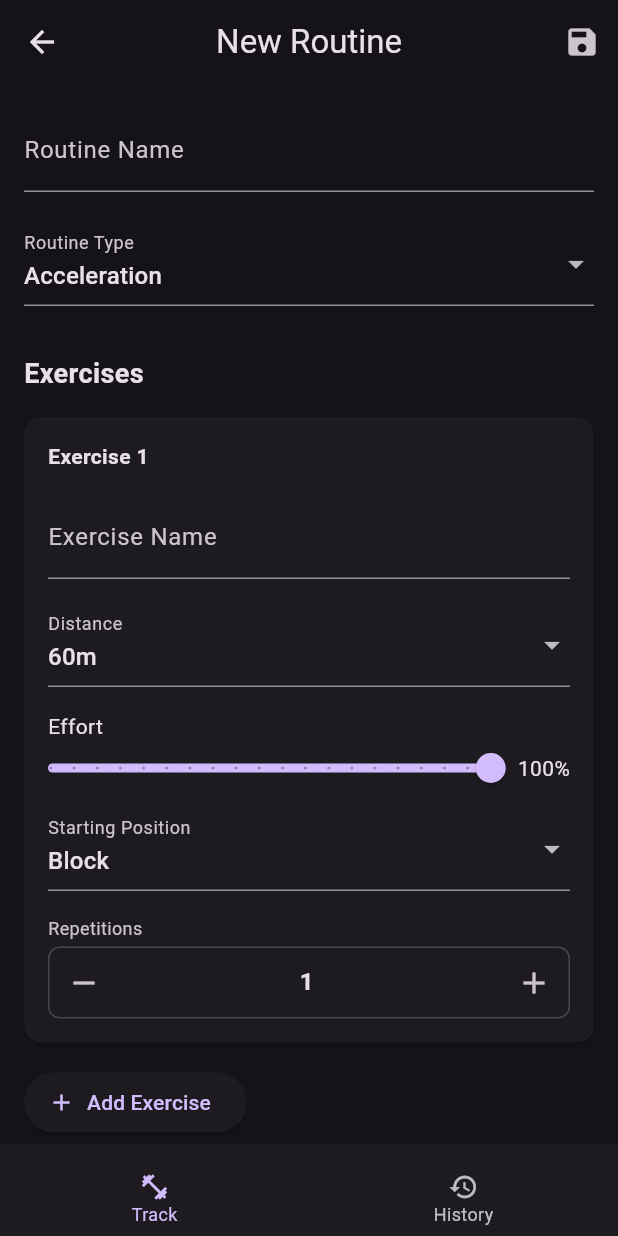
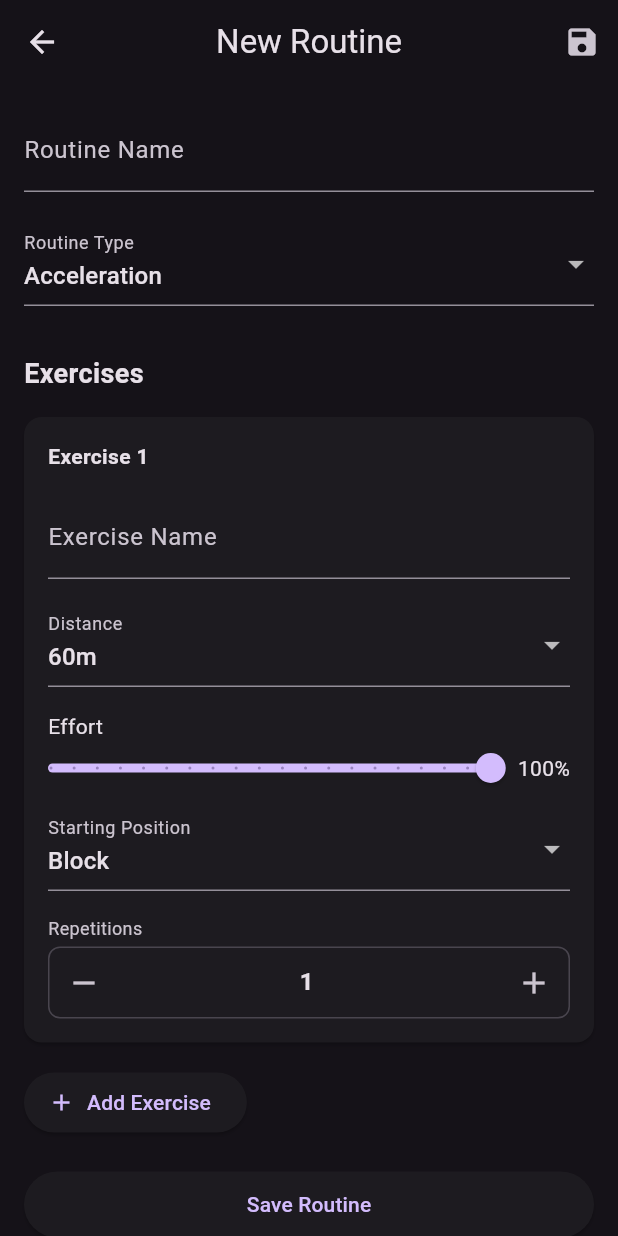
Before and after one commit to shareefhadid/traak, a Flutter app: the screen it shows after launch, after a tap on "Add routine", on a phone screen of 412 x 824 dp. Run offline on Flutter 3.47's test engine with Material 3 defaults, Android fonts, the phone set to English and light mode, and no system bars; our stand-ins replace go_router, isar; accounts and stored records are empty; generated files the repository leaves out were written again.

Commit message:
use named routing and navigator keys

```diff
--- a/analysis_options.yaml
+++ b/analysis_options.yaml
@@ -13,7 +13,7 @@
     prefer_const_constructors: true
     prefer_const_declarations: true
     prefer_single_quotes: true
-    require_trailing_commas: true
+
     curly_braces_in_flow_control_structures: true
     sort_child_properties_last: true
     sort_pub_dependencies: true
--- a/lib/features/track/components/track_screen_empty_state.dart
+++ b/lib/features/track/components/track_screen_empty_state.dart
@@ -25,7 +25,7 @@
             ),
             const SizedBox(height: Spacing.md),
             ElevatedButton(
-              onPressed: () => context.push('/new-routine'),
+              onPressed: () => context.goNamed('new-routine'),
               child: const Text('Add routine'),
             ),
           ],
--- a/lib/features/track/shell_scaffold.dart
+++ b/lib/features/track/shell_scaffold.dart
@@ -26,10 +26,10 @@
         onTap: (index) {
           switch (index) {
             case 0:
-              context.go('/');
+              context.goNamed('track');
               break;
             case 1:
-              context.go('/history');
+              context.goNamed('history');
               break;
           }
         },
--- a/lib/features/track/track_screen.dart
+++ b/lib/features/track/track_screen.dart
@@ -59,15 +59,10 @@
         return Scaffold(
           appBar: const CustomAppBar(title: 'Track'),
           floatingActionButton: FloatingActionButton(
-            onPressed: () => context.push('/new-routine'),
+            onPressed: () => context.goNamed('new-routine'),
             child: const Icon(Icons.add),
           ),
-          body: RefreshIndicator(
-            onRefresh: () async {
-              // Manual refresh still available via pull-to-refresh
-              await _routineRepository.getAllRoutines();
-            },
-            child: ListView.builder(
+          body: ListView.builder(
             padding: const EdgeInsets.all(Spacing.body),
             itemCount: routines.length,
             itemBuilder: (context, index) {
@@ -85,7 +80,10 @@
                         icon: const Icon(Icons.more_horiz),
                         onSelected: (value) {
                           if (value == 'edit') {
-                              context.push('/edit-routine/${routine.id}');
+                            context.goNamed(
+                              'edit-routine',
+                              pathParameters: {'id': routine.id.toString()},
+                            );
                           } else if (value == 'delete') {
                             _deleteRoutine(routine.id);
                           }
@@ -127,7 +125,12 @@
                             child: ElevatedButton.icon(
                               onPressed:
                                   () => {
-                                      context.push('/workout/${routine.id}'),
+                                    context.goNamed(
+                                      'workout',
+                                      pathParameters: {
+                                        'id': routine.id.toString(),
+                                      },
+                                    ),
                                   },
                               icon: const Icon(Icons.play_arrow),
                               label: const Text('Start Workout'),
@@ -135,9 +138,7 @@
                                 backgroundColor:
                                     ColorScheme.of(context).primaryContainer,
                                 foregroundColor:
-                                      ColorScheme.of(
-                                        context,
-                                      ).onPrimaryContainer,
+                                    ColorScheme.of(context).onPrimaryContainer,
                               ),
                             ),
                           ),
@@ -148,7 +149,6 @@
                 ),
               );
             },
-            ),
           ),
         );
       },
--- a/lib/router.dart
+++ b/lib/router.dart
@@ -5,11 +5,17 @@
 import 'package:traak/features/track/workout_screen.dart';
 import 'package:traak/features/track/workout_history_screen.dart';
 import 'package:traak/features/track/shell_scaffold.dart';
+import 'package:flutter/material.dart';
+
+final _rootNavigatorKey = GlobalKey<NavigatorState>();
+final _shellNavigatorKey = GlobalKey<NavigatorState>();
 
 final router = GoRouter(
   initialLocation: '/',
+  navigatorKey: _rootNavigatorKey,
   routes: [
     ShellRoute(
+      navigatorKey: _shellNavigatorKey,
       builder: (context, state, child) {
         int currentIndex = 0;
         if (state.matchedLocation.startsWith('/history')) {
@@ -21,16 +27,21 @@
       routes: [
         GoRoute(
           path: '/',
+          name: 'track',
           pageBuilder: (context, state) {
             return const NoTransitionPage(child: TrackScreen());
           },
           routes: [
             GoRoute(
               path: 'new-routine',
+              name: 'new-routine',
+              parentNavigatorKey: _rootNavigatorKey,
               builder: (context, state) => const NewRoutineScreen(),
             ),
             GoRoute(
               path: 'edit-routine/:id',
+              name: 'edit-routine',
+              parentNavigatorKey: _rootNavigatorKey,
               builder: (context, state) {
                 final routineId = int.parse(state.pathParameters['id']!);
                 return EditRoutineScreen(routineId: routineId);
@@ -38,6 +49,8 @@
             ),
             GoRoute(
               path: 'workout/:id',
+              name: 'workout',
+              parentNavigatorKey: _rootNavigatorKey,
               builder: (context, state) {
                 final routineId = int.parse(state.pathParameters['id']!);
                 return WorkoutScreen(routineId: routineId);
@@ -47,6 +60,7 @@
         ),
         GoRoute(
           path: '/history',
+          name: 'history',
           pageBuilder: (context, state) {
             return const NoTransitionPage(child: WorkoutHistoryScreen());
           },
```
Lines whose indentation alone changed are shown as unchanged.
